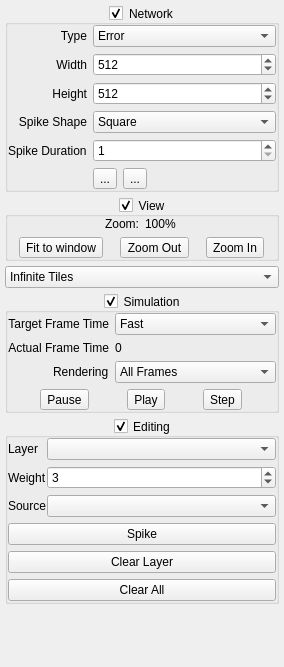
Skwint/Neuron, file Neuron/ToolBox.ui: the form before one commit.
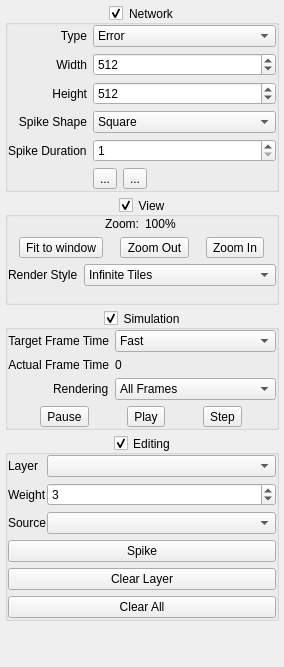
The form after the commit. Icons and pictures are not drawn.

Diff of the .ui file:
```diff
--- a/Neuron/ToolBox.ui
+++ b/Neuron/ToolBox.ui
@@ -301,7 +301,7 @@
            <number>0</number>
           </property>
           <property name="bottomMargin">
-           <number>0</number>
+           <number>8</number>
           </property>
           <item>
            <layout class="QHBoxLayout" name="horizontalLayout_3">
@@ -370,13 +370,19 @@
             </item>
            </layout>
           </item>
-         </layout>
-        </widget>
-       </item>
-      </layout>
-     </widget>
-    </item>
     <item>
+           <layout class="QFormLayout" name="formLayout_3">
+            <property name="bottomMargin">
+             <number>8</number>
+            </property>
+            <item row="0" column="0">
+             <widget class="QLabel" name="renderStyleLabel">
+              <property name="text">
+               <string>Render Style</string>
+              </property>
+             </widget>
+            </item>
+            <item row="0" column="1">
      <widget class="QComboBox" name="cmbViewStyle">
       <property name="currentText">
        <string>Infinite Tiles</string>
@@ -404,6 +410,14 @@
         <string>Stacked</string>
        </property>
       </item>
+             </widget>
+            </item>
+           </layout>
+          </item>
+         </layout>
+        </widget>
+       </item>
+      </layout>
      </widget>
     </item>
     <item>
```
Lines whose indentation alone changed are shown as unchanged.
